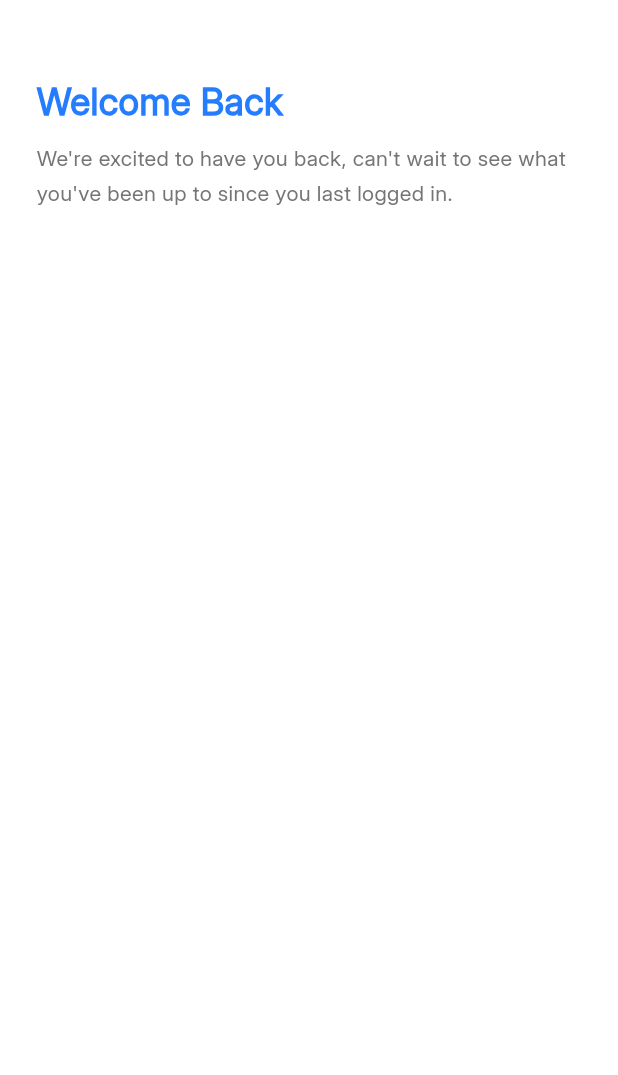
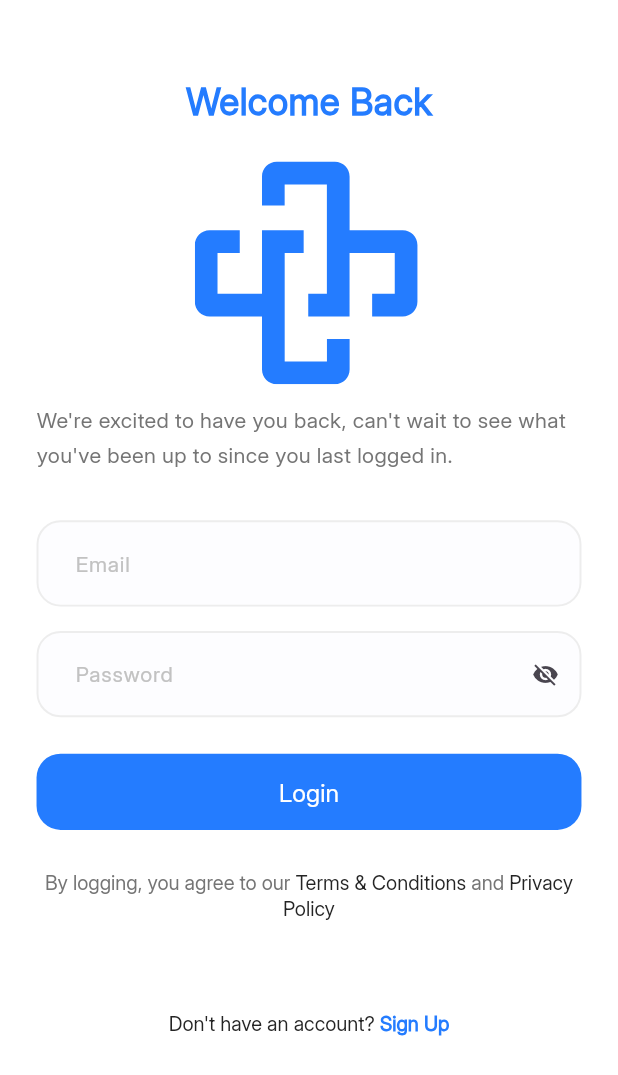
Before and after one commit to AmrFathyAhmed/DocDoc, a Flutter app: the LoginView screen opened directly, on a phone screen of 412 x 824 dp. Shown: the top 1075 px of the screen. Run offline on Flutter 3.47's test engine with Material 3 defaults, Android fonts, the phone set to English and light mode, and no system bars; our stand-ins replace device_preview, flutter_screenutil, flutter_secure_storage, flutter_svg, shared_preferences; accounts and stored records are empty.

Commit message:
login ui done

```diff
--- a/lib/Features/login/presentation/views/widgets/login_view_body.dart
+++ b/lib/Features/login/presentation/views/widgets/login_view_body.dart
@@ -1,11 +1,24 @@
+import 'package:doc_doc/Features/login/presentation/views/widgets/terms_and_conditions_text.dart';
 import 'package:doc_doc/core/theming/colors.dart';
 import 'package:doc_doc/core/theming/styles.dart';
+import 'package:doc_doc/core/widgets/app_text_button.dart';
+import 'package:doc_doc/core/widgets/app_text_form_field.dart';
+import 'package:doc_doc/generated/assets.dart';
 import 'package:flutter/material.dart';
 import 'package:flutter_screenutil/flutter_screenutil.dart';
+import 'package:flutter_svg/flutter_svg.dart';
 
-class LoginViewBody extends StatelessWidget {
+import '../../../../../core/helpers/app_regex.dart';
+import 'dont_have_account_text.dart';
+
+class LoginViewBody extends StatefulWidget {
   const LoginViewBody({Key? key}) : super(key: key);
 
+  @override
+  State<LoginViewBody> createState() => _LoginViewBodyState();
+}
+bool isObscureText = true;
+class _LoginViewBodyState extends State<LoginViewBody> {
   @override
   Widget build(BuildContext context) {
     return SafeArea(
@@ -13,7 +26,7 @@ class LoginViewBody extends StatelessWidget {
       child: Padding(
         padding: EdgeInsets.symmetric(horizontal: 24.h),
         child: Column(
-          crossAxisAlignment: CrossAxisAlignment.start,
+          crossAxisAlignment: CrossAxisAlignment.center,
           children: [
             SizedBox(
               height: 50.h,
@@ -24,7 +37,14 @@ class LoginViewBody extends StatelessWidget {
                   .copyWith(color: ColorsManager.mainBlue),
             ),
             SizedBox(
-              height: 8.h,
+              height: 18.h,
+            ),
+            SvgPicture.asset(
+              Assets.svgsDocdocLogo,
+              height: 150.h,
+            ),
+            SizedBox(
+              height: 12.h,
             ),
             Text(
                 "We're excited to have you back, can't wait to see what you've been up to since you last logged in.",
@@ -32,7 +52,57 @@ class LoginViewBody extends StatelessWidget {
             SizedBox(
               height: 32.h,
             ),
-
+            Form(
+                child: Column(
+              children: [
+                AppTextFormField(
+                    hintText: "Email",
+                    validator: (value) {
+                      if (value == null ||
+                          value.isEmpty ||
+                          !AppRegex.isEmailValid(value)) {
+                        return 'Please enter a valid email';
+                      }
+                    }),
+                SizedBox(
+                  height: 16.h,
+                ),
+                AppTextFormField(
+                  hintText: "Password",
+                  isObscureText: isObscureText,
+                  suffixIcon: GestureDetector(
+                    onTap: () {
+                      setState(() {
+                        isObscureText = !isObscureText;
+                      });
+                    },
+                    child: Icon(
+                      isObscureText ? Icons.visibility_off : Icons.visibility,
+                    ),
+                  ),
+                  validator: (value) {
+                    if (value == null || value.isEmpty) {
+                      return 'Please enter a valid password';
+                    }
+                  },
+                ),
+                SizedBox(
+                  height: 24.h,
+                ),
+                AppTextButton(
+                    buttonText: "Login",
+                    textStyle: TextStyles.font16WhiteMedium,
+                    onPressed: () {}),
+                SizedBox(
+                  height: 24.h,
+                ),
+                const TermsAndConditionsText(),
+                SizedBox(
+                  height: 60.h,
+                ),
+                const DontHaveAccountText(),
+              ],
+            ))
           ],
         ),
       ),
--- /dev/null
+++ b/lib/Features/login/presentation/views/widgets/terms_and_conditions_text.dart
@@ -0,0 +1,34 @@
+import 'package:flutter/material.dart';
+
+import '../../../../../core/theming/styles.dart';
+
+class TermsAndConditionsText extends StatelessWidget {
+  const TermsAndConditionsText({super.key});
+
+  @override
+  Widget build(BuildContext context) {
+    return RichText(
+      textAlign: TextAlign.center,
+      text: TextSpan(
+        children: [
+          TextSpan(
+            text: 'By logging, you agree to our',
+            style: TextStyles.font13GrayRegular,
+          ),
+          TextSpan(
+            text: ' Terms & Conditions',
+            style: TextStyles.font13DarkBlueMedium,
+          ),
+          TextSpan(
+            text: ' and',
+            style: TextStyles.font13GrayRegular.copyWith(height: 1.5),
+          ),
+          TextSpan(
+            text: ' Privacy Policy',
+            style: TextStyles.font13DarkBlueMedium,
+          ),
+        ],
+      ),
+    );
+  }
+}
```
Also changed, not shown: lib/generated/assets.dart.
